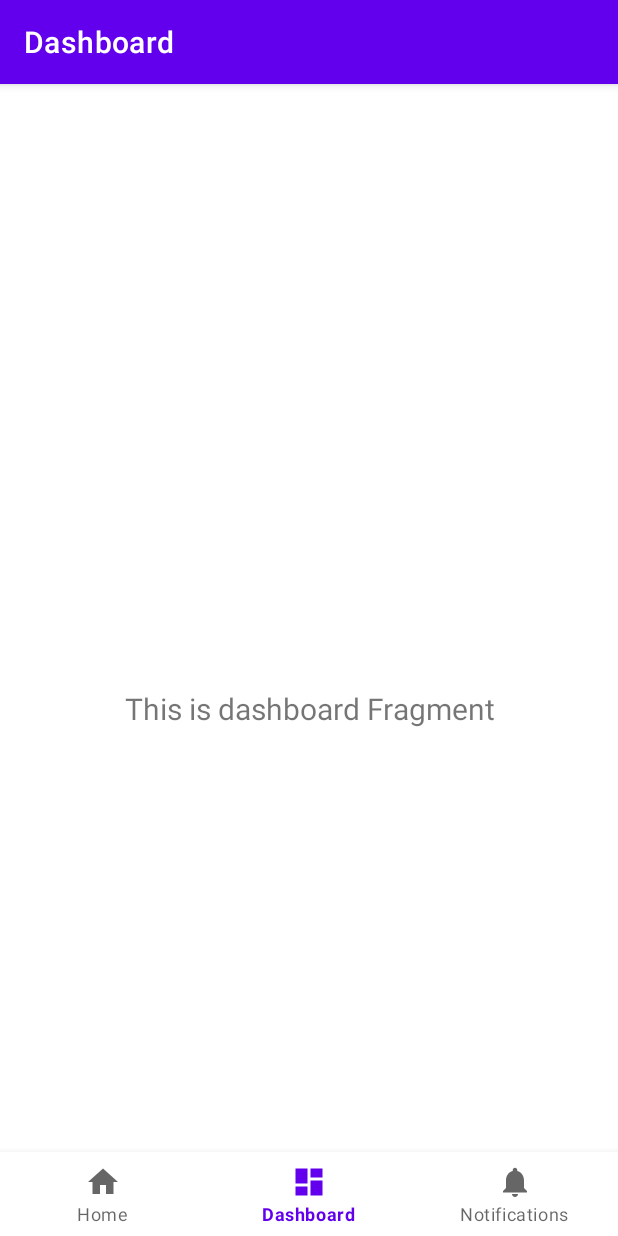
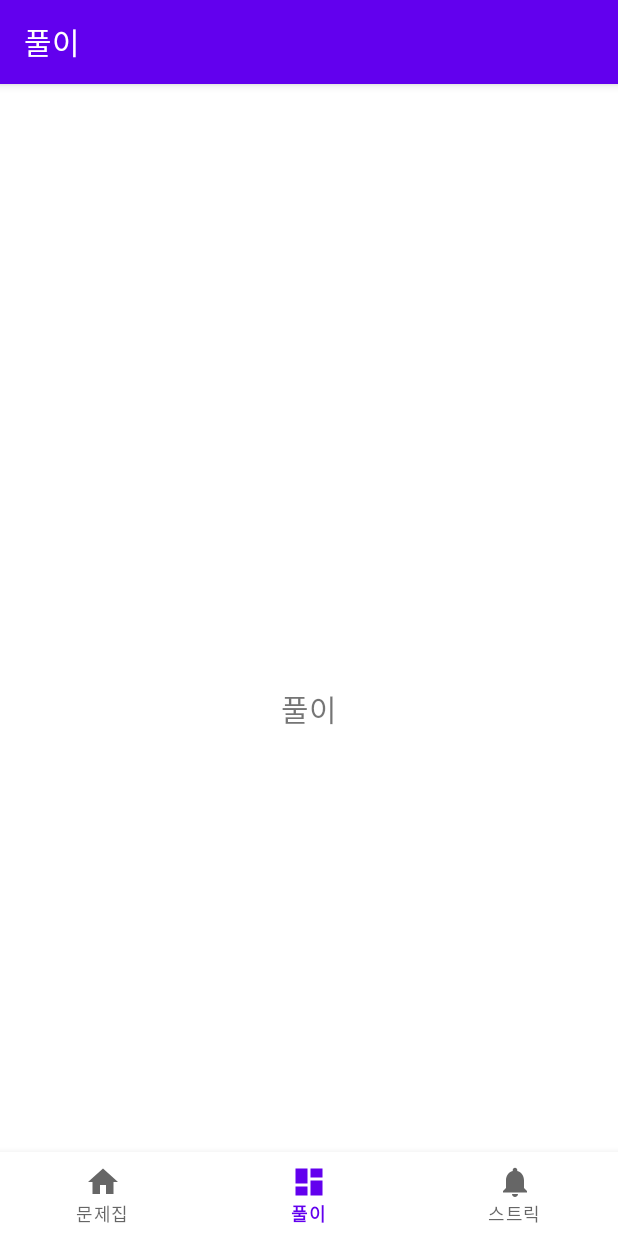
Before and after one commit to mathison0/madcamp1, an Android app: the Tab2Fragment screen opened through its navigation route, item 2 of the bottom bar chosen, on a phone screen of 412 x 824 dp. Run offline under Robolectric (Android 15) with nearby library versions, the phone set to English and light mode, and no system bars; our stand-ins replace navigation-ui.

Commit message:
페이지 이름수정

```diff
--- a/app/src/main/java/com/example/madcamp1/MainActivity.kt
+++ b/app/src/main/java/com/example/madcamp1/MainActivity.kt
@@ -26,7 +26,7 @@ class MainActivity : AppCompatActivity() {
         // menu should be considered as top level destinations.
         val appBarConfiguration = AppBarConfiguration(
             setOf(
-                R.id.navigation_home, R.id.navigation_dashboard, R.id.navigation_notifications
+                R.id.navigation_tab1, R.id.navigation_tab2, R.id.navigation_tab3
             )
         )
         setupActionBarWithNavController(navController, appBarConfiguration)
--- a/app/src/main/java/com/example/madcamp1/ui/dashboard/DashboardFragment.kt
+++ b/app/src/main/java/com/example/madcamp1/ui/tab1/Tab1Fragment.kt
@@ -1,4 +1,4 @@
-package com.example.madcamp1.ui.dashboard
+package com.example.madcamp1.ui.tab1
 
 import android.os.Bundle
 import android.view.LayoutInflater
@@ -7,11 +7,11 @@ import android.view.ViewGroup
 import android.widget.TextView
 import androidx.fragment.app.Fragment
 import androidx.lifecycle.ViewModelProvider
-import com.example.madcamp1.databinding.FragmentDashboardBinding
+import com.example.madcamp1.databinding.FragmentTab1Binding
 
-class DashboardFragment : Fragment() {
+class Tab1Fragment : Fragment() {
 
-    private var _binding: FragmentDashboardBinding? = null
+    private var _binding: FragmentTab1Binding? = null
 
     // This property is only valid between onCreateView and
     // onDestroyView.
@@ -22,14 +22,14 @@ class DashboardFragment : Fragment() {
         container: ViewGroup?,
         savedInstanceState: Bundle?
     ): View {
-        val dashboardViewModel =
-            ViewModelProvider(this).get(DashboardViewModel::class.java)
+        val tab1ViewModel =
+            ViewModelProvider(this).get(Tab1ViewModel::class.java)
 
-        _binding = FragmentDashboardBinding.inflate(inflater, container, false)
+        _binding = FragmentTab1Binding.inflate(inflater, container, false)
         val root: View = binding.root
 
-        val textView: TextView = binding.textDashboard
-        dashboardViewModel.text.observe(viewLifecycleOwner) {
+        val textView: TextView = binding.textHome
+        tab1ViewModel.text.observe(viewLifecycleOwner) {
             textView.text = it
         }
         return root
--- a/app/src/main/java/com/example/madcamp1/ui/dashboard/DashboardViewModel.kt
+++ b/app/src/main/java/com/example/madcamp1/ui/tab1/Tab1ViewModel.kt
@@ -1,13 +1,13 @@
-package com.example.madcamp1.ui.dashboard
+package com.example.madcamp1.ui.tab1
 
 import androidx.lifecycle.LiveData
 import androidx.lifecycle.MutableLiveData
 import androidx.lifecycle.ViewModel
 
-class DashboardViewModel : ViewModel() {
+class Tab1ViewModel : ViewModel() {
 
     private val _text = MutableLiveData<String>().apply {
-        value = "This is dashboard Fragment"
+        value = "문제집"
     }
     val text: LiveData<String> = _text
 }
--- a/app/src/main/java/com/example/madcamp1/ui/notifications/NotificationsFragment.kt
+++ b/app/src/main/java/com/example/madcamp1/ui/tab2/Tab2Fragment.kt
@@ -1,4 +1,4 @@
-package com.example.madcamp1.ui.notifications
+package com.example.madcamp1.ui.tab2
 
 import android.os.Bundle
 import android.view.LayoutInflater
@@ -7,11 +7,11 @@ import android.view.ViewGroup
 import android.widget.TextView
 import androidx.fragment.app.Fragment
 import androidx.lifecycle.ViewModelProvider
-import com.example.madcamp1.databinding.FragmentNotificationsBinding
+import com.example.madcamp1.databinding.FragmentTab2Binding
 
-class NotificationsFragment : Fragment() {
+class Tab2Fragment : Fragment() {
 
-    private var _binding: FragmentNotificationsBinding? = null
+    private var _binding: FragmentTab2Binding? = null
 
     // This property is only valid between onCreateView and
     // onDestroyView.
@@ -22,14 +22,14 @@ class NotificationsFragment : Fragment() {
         container: ViewGroup?,
         savedInstanceState: Bundle?
     ): View {
-        val notificationsViewModel =
-            ViewModelProvider(this).get(NotificationsViewModel::class.java)
+        val dashboardViewModel =
+            ViewModelProvider(this).get(Tab2Model::class.java)
 
-        _binding = FragmentNotificationsBinding.inflate(inflater, container, false)
+        _binding = FragmentTab2Binding.inflate(inflater, container, false)
         val root: View = binding.root
 
-        val textView: TextView = binding.textNotifications
-        notificationsViewModel.text.observe(viewLifecycleOwner) {
+        val textView: TextView = binding.textDashboard
+        dashboardViewModel.text.observe(viewLifecycleOwner) {
             textView.text = it
         }
         return root
--- a/app/src/main/java/com/example/madcamp1/ui/notifications/NotificationsViewModel.kt
+++ b/app/src/main/java/com/example/madcamp1/ui/tab2/Tab2Model.kt
@@ -1,13 +1,13 @@
-package com.example.madcamp1.ui.notifications
+package com.example.madcamp1.ui.tab2
 
 import androidx.lifecycle.LiveData
 import androidx.lifecycle.MutableLiveData
 import androidx.lifecycle.ViewModel
 
-class NotificationsViewModel : ViewModel() {
+class Tab2Model : ViewModel() {
 
     private val _text = MutableLiveData<String>().apply {
-        value = "This is notifications Fragment"
+        value = "풀이"
     }
     val text: LiveData<String> = _text
 }
--- a/app/src/main/java/com/example/madcamp1/ui/home/HomeFragment.kt
+++ b/app/src/main/java/com/example/madcamp1/ui/tab3/Tab3Fragment.kt
@@ -1,4 +1,4 @@
-package com.example.madcamp1.ui.home
+package com.example.madcamp1.ui.tab3
 
 import android.os.Bundle
 import android.view.LayoutInflater
@@ -7,11 +7,11 @@ import android.view.ViewGroup
 import android.widget.TextView
 import androidx.fragment.app.Fragment
 import androidx.lifecycle.ViewModelProvider
-import com.example.madcamp1.databinding.FragmentHomeBinding
+import com.example.madcamp1.databinding.FragmentTab3Binding
 
-class HomeFragment : Fragment() {
+class Tab3Fragment : Fragment() {
 
-    private var _binding: FragmentHomeBinding? = null
+    private var _binding: FragmentTab3Binding? = null
 
     // This property is only valid between onCreateView and
     // onDestroyView.
@@ -22,14 +22,14 @@ class HomeFragment : Fragment() {
         container: ViewGroup?,
         savedInstanceState: Bundle?
     ): View {
-        val homeViewModel =
-            ViewModelProvider(this).get(HomeViewModel::class.java)
+        val notificationsViewModel =
+            ViewModelProvider(this).get(Tab3Model::class.java)
 
-        _binding = FragmentHomeBinding.inflate(inflater, container, false)
+        _binding = FragmentTab3Binding.inflate(inflater, container, false)
         val root: View = binding.root
 
-        val textView: TextView = binding.textHome
-        homeViewModel.text.observe(viewLifecycleOwner) {
+        val textView: TextView = binding.textNotifications
+        notificationsViewModel.text.observe(viewLifecycleOwner) {
             textView.text = it
         }
         return root
--- a/app/src/main/java/com/example/madcamp1/ui/home/HomeViewModel.kt
+++ b/app/src/main/java/com/example/madcamp1/ui/tab3/Tab3Model.kt
@@ -1,13 +1,13 @@
-package com.example.madcamp1.ui.home
+package com.example.madcamp1.ui.tab3
 
 import androidx.lifecycle.LiveData
 import androidx.lifecycle.MutableLiveData
 import androidx.lifecycle.ViewModel
 
-class HomeViewModel : ViewModel() {
+class Tab3Model : ViewModel() {
 
     private val _text = MutableLiveData<String>().apply {
-        value = "This is home Fragment"
+        value = "스트릭"
     }
     val text: LiveData<String> = _text
 }
--- a/app/src/main/res/layout/fragment_dashboard.xml
+++ b/app/src/main/res/layout/fragment_tab1.xml
@@ -4,10 +4,10 @@
     xmlns:tools="http://schemas.android.com/tools"
     android:layout_width="match_parent"
     android:layout_height="match_parent"
-    tools:context=".ui.dashboard.DashboardFragment">
+    tools:context=".ui.tab1.Tab1Fragment">
 
     <TextView
-        android:id="@+id/text_dashboard"
+        android:id="@+id/text_home"
         android:layout_width="match_parent"
         android:layout_height="wrap_content"
         android:layout_marginStart="8dp"
--- a/app/src/main/res/layout/fragment_home.xml
+++ b/app/src/main/res/layout/fragment_tab2.xml
@@ -4,10 +4,10 @@
     xmlns:tools="http://schemas.android.com/tools"
     android:layout_width="match_parent"
     android:layout_height="match_parent"
-    tools:context=".ui.home.HomeFragment">
+    tools:context=".ui.tab2.Tab2Fragment">
 
     <TextView
-        android:id="@+id/text_home"
+        android:id="@+id/text_dashboard"
         android:layout_width="match_parent"
         android:layout_height="wrap_content"
         android:layout_marginStart="8dp"
--- a/app/src/main/res/layout/fragment_notifications.xml
+++ b/app/src/main/res/layout/fragment_tab3.xml
@@ -4,7 +4,7 @@
     xmlns:tools="http://schemas.android.com/tools"
     android:layout_width="match_parent"
     android:layout_height="match_parent"
-    tools:context=".ui.notifications.NotificationsFragment">
+    tools:context=".ui.tab3.Tab3Fragment">
 
     <TextView
         android:id="@+id/text_notifications"
--- a/app/src/main/res/menu/bottom_nav_menu.xml
+++ b/app/src/main/res/menu/bottom_nav_menu.xml
@@ -2,18 +2,18 @@
 <menu xmlns:android="http://schemas.android.com/apk/res/android">
 
     <item
-        android:id="@+id/navigation_home"
+        android:id="@+id/navigation_tab1"
         android:icon="@drawable/ic_home_black_24dp"
-        android:title="@string/title_home" />
+        android:title="@string/title_tab1" />
 
     <item
-        android:id="@+id/navigation_dashboard"
+        android:id="@+id/navigation_tab2"
         android:icon="@drawable/ic_dashboard_black_24dp"
-        android:title="@string/title_dashboard" />
+        android:title="@string/title_tab2" />
 
     <item
-        android:id="@+id/navigation_notifications"
+        android:id="@+id/navigation_tab3"
         android:icon="@drawable/ic_notifications_black_24dp"
-        android:title="@string/title_notifications" />
+        android:title="@string/title_tab3" />
 
 </menu>
--- a/app/src/main/res/navigation/mobile_navigation.xml
+++ b/app/src/main/res/navigation/mobile_navigation.xml
@@ -3,23 +3,23 @@
     xmlns:app="http://schemas.android.com/apk/res-auto"
     xmlns:tools="http://schemas.android.com/tools"
     android:id="@+id/mobile_navigation"
-    app:startDestination="@+id/navigation_home">
+    app:startDestination="@+id/navigation_tab1">
 
     <fragment
-        android:id="@+id/navigation_home"
-        android:name="com.example.madcamp1.ui.home.HomeFragment"
-        android:label="@string/title_home"
-        tools:layout="@layout/fragment_home" />
+        android:id="@+id/navigation_tab1"
+        android:name="com.example.madcamp1.ui.tab1.Tab1Fragment"
+        android:label="@string/title_tab1"
+        tools:layout="@layout/fragment_tab1" />
 
     <fragment
-        android:id="@+id/navigation_dashboard"
-        android:name="com.example.madcamp1.ui.dashboard.DashboardFragment"
-        android:label="@string/title_dashboard"
-        tools:layout="@layout/fragment_dashboard" />
+        android:id="@+id/navigation_tab2"
+        android:name="com.example.madcamp1.ui.tab2.Tab2Fragment"
+        android:label="@string/title_tab2"
+        tools:layout="@layout/fragment_tab2" />
 
     <fragment
-        android:id="@+id/navigation_notifications"
-        android:name="com.example.madcamp1.ui.notifications.NotificationsFragment"
-        android:label="@string/title_notifications"
-        tools:layout="@layout/fragment_notifications" />
+        android:id="@+id/navigation_tab3"
+        android:name="com.example.madcamp1.ui.tab3.Tab3Fragment"
+        android:label="@string/title_tab3"
+        tools:layout="@layout/fragment_tab3" />
 </navigation>
--- a/app/src/main/res/values/strings.xml
+++ b/app/src/main/res/values/strings.xml
@@ -1,6 +1,6 @@
 <resources>
     <string name="app_name">madcamp1</string>
-    <string name="title_home">Home</string>
-    <string name="title_dashboard">Dashboard</string>
-    <string name="title_notifications">Notifications</string>
+    <string name="title_tab1">문제집</string>
+    <string name="title_tab2">풀이</string>
+    <string name="title_tab3">스트릭</string>
 </resources>
```
